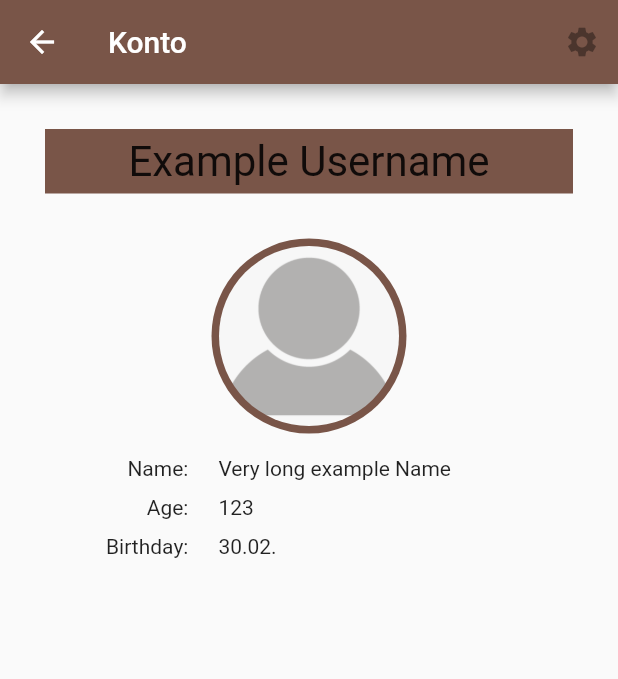
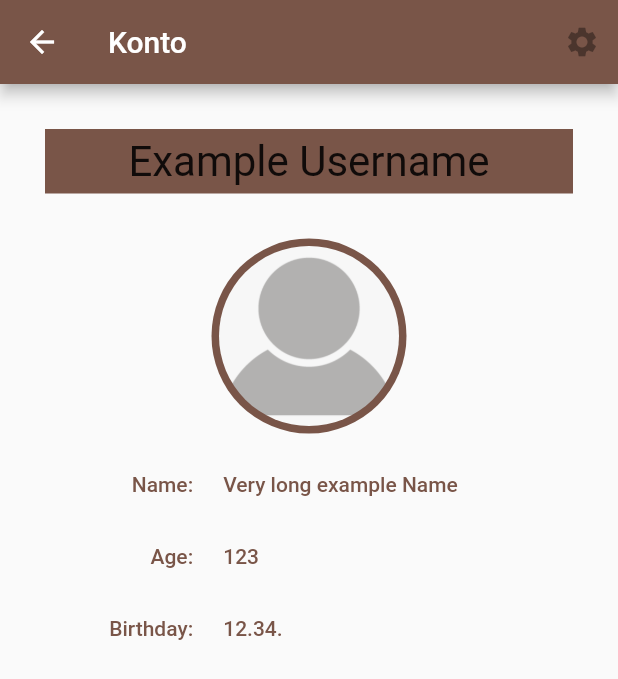
Before and after one commit to United-AI/AppDeggendorf_Flutter, a Flutter app: the Profile screen opened directly, on a phone screen of 412 x 824 dp. Shown: the top 679 px of the screen. Run offline on Flutter 3.47's test engine with Material 2 defaults, Android fonts, the phone set to English and light mode, and no system bars; our stand-ins replace google_fonts; network calls fail.

Commit message:
finished up

```diff
--- a/lib/bottom_navigation_bar_buttons/profile/profile.dart
+++ b/lib/bottom_navigation_bar_buttons/profile/profile.dart
@@ -1,3 +1,4 @@
+
 import 'package:flutter/material.dart';
 
 class Profile extends StatefulWidget {
@@ -61,7 +62,7 @@ class _ProfilePage extends State<Profile> {
                 ProfileEntry(
                     category: "Name", description: "Very long example Name"),
                 ProfileEntry(category: "Age", description: "123"),
-                ProfileEntry(category: "Birthday", description: "30.02.")
+                ProfileEntry(category: "Birthday", description: "12.34.")
               ],
             ),
           )
@@ -87,7 +88,10 @@ class ProfileEntry extends StatefulWidget {
 class _ProfileEntryState extends State<ProfileEntry> {
   @override
   Widget build(BuildContext context) {
-    return Row(
+    return TextButton(
+      onPressed: () {  },
+      style: TextButton.styleFrom(primary: Colors.brown),
+      child: Row(
         children: [
           Expanded(
             flex: 30,
@@ -108,6 +112,7 @@ class _ProfileEntryState extends State<ProfileEntry> {
             ),
           )
         ],
+      ),
     );
   }
 }
```
Lines whose indentation alone changed are shown as unchanged.
